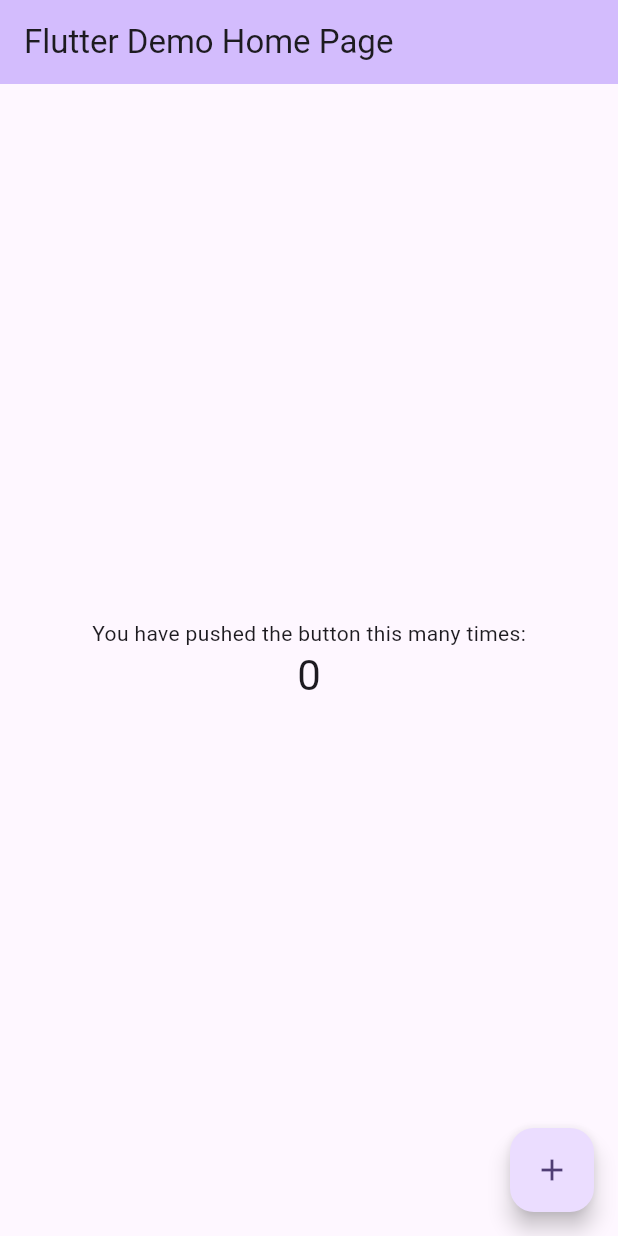
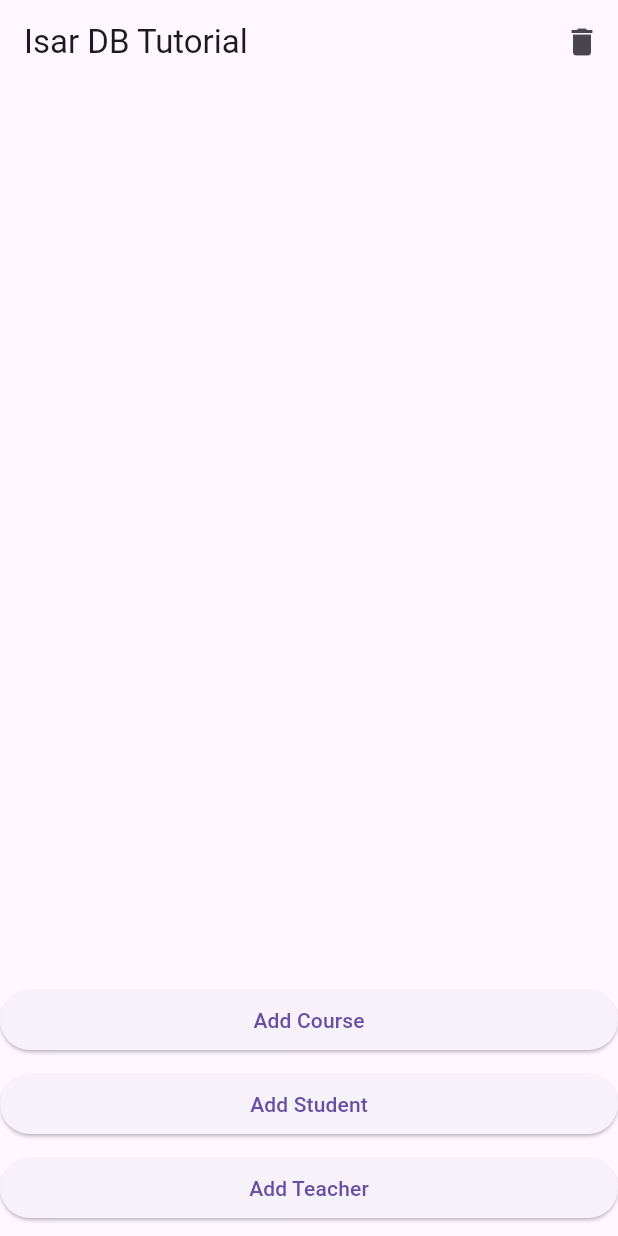
Before and after one commit to MrRoy121/Flutter_Innovations_RiverPod, a Flutter app: the screen it shows after launch, on a phone screen of 412 x 824 dp. Run offline on Flutter 3.47's test engine with Material 3 defaults, Android fonts, the phone set to English and light mode, and no system bars; our stand-ins replace isar, multi_select_flutter; accounts and stored records are empty; generated files the repository leaves out were written again.

Commit message:
Isar Inital Implementation

```diff
--- /dev/null
+++ b/lib/controller/isar_controller.dart
@@ -0,0 +1,71 @@
+import 'package:isar/isar.dart';
+import 'package:path_provider/path_provider.dart';
+
+import '../model/course.dart';
+import '../model/student.dart';
+import '../model/teacher.dart';
+
+
+class IsarController {
+  late Future<Isar> db;
+
+  IsarController() {
+    db = openDB();
+  }
+
+  Future<void> saveCourse(Course newCourse) async {
+    final isar = await db;
+    isar.writeTxnSync<int>(() => isar.courses.putSync(newCourse));
+  }
+
+  Future<void> saveStudent(Student newStudent) async {
+    final isar = await db;
+    isar.writeTxnSync<int>(() => isar.students.putSync(newStudent));
+  }
+
+  Future<void> saveTeacher(Teacher newTeacher) async {
+    final isar = await db;
+    isar.writeTxnSync<int>(() => isar.teachers.putSync(newTeacher));
+  }
+
+  Future<List<Course>> getAllCourses() async {
+    final isar = await db;
+    return await isar.courses.where().findAll();
+  }
+
+  Stream<List<Course>> listenToCourses() async* {
+    final isar = await db;
+    yield* isar.courses.where().watch(fireImmediately: true);
+  }
+
+  Future<void> cleanDb() async {
+    final isar = await db;
+    await isar.writeTxn(() => isar.clear());
+  }
+
+  Future<List<Student>> getStudentsFor(Course course) async {
+    final isar = await db;
+    return await isar.students.filter().courses((q) => q.idEqualTo(course.id)).findAll();
+  }
+
+  Future<Teacher?> getTeacherFor(Course course) async {
+    final isar = await db;
+
+    final teacher = await isar.teachers.filter().course((q) => q.idEqualTo(course.id)).findFirst();
+
+    return teacher;
+  }
+
+  Future<Isar> openDB() async {
+    final dir = await getApplicationDocumentsDirectory();
+    if (Isar.instanceNames.isEmpty) {
+      return await Isar.open(
+        [CourseSchema, StudentSchema, TeacherSchema],
+        inspector: true,
+        directory: dir.path,
+      );
+    }
+
+    return Future.value(Isar.getInstance());
+  }
+}
--- a/lib/main.dart
+++ b/lib/main.dart
@@ -1,125 +1,108 @@
 import 'package:flutter/material.dart';
+import 'package:flutter_inovations/view/student_screen.dart';
+import 'package:flutter_inovations/view/teacher_screen.dart';
 
-void main() {
+import 'model/course.dart';
+import 'view/course_detail_page.dart';
+import 'view/course_screen.dart';
+import 'controller/isar_controller.dart';
+
+
+Future<void> main() async {
   runApp(const MyApp());
 }
 
 class MyApp extends StatelessWidget {
-  const MyApp({super.key});
+  const MyApp({Key? key}) : super(key: key);
 
-  // This widget is the root of your application.
   @override
   Widget build(BuildContext context) {
     return MaterialApp(
-      title: 'Flutter Demo',
+      debugShowCheckedModeBanner: false,
+      title: 'Teacher Database',
       theme: ThemeData(
-        // This is the theme of your application.
-        //
-        // TRY THIS: Try running your application with "flutter run". You'll see
-        // the application has a purple toolbar. Then, without quitting the app,
-        // try changing the seedColor in the colorScheme below to Colors.green
-        // and then invoke "hot reload" (save your changes or press the "hot
-        // reload" button in a Flutter-supported IDE, or press "r" if you used
-        // the command line to start the app).
-        //
-        // Notice that the counter didn't reset back to zero; the application
-        // state is not lost during the reload. To reset the state, use hot
-        // restart instead.
-        //
-        // This works for code too, not just values: Most code changes can be
-        // tested with just a hot reload.
-        colorScheme: ColorScheme.fromSeed(seedColor: Colors.deepPurple),
-        useMaterial3: true,
+        primarySwatch: Colors.deepPurple,
       ),
-      home: const MyHomePage(title: 'Flutter Demo Home Page'),
+      home: MyHomePage(),
     );
   }
 }
 
-class MyHomePage extends StatefulWidget {
-  const MyHomePage({super.key, required this.title});
-
-  // This widget is the home page of your application. It is stateful, meaning
-  // that it has a State object (defined below) that contains fields that affect
-  // how it looks.
-
-  // This class is the configuration for the state. It holds the values (in this
-  // case the title) provided by the parent (in this case the App widget) and
-  // used by the build method of the State. Fields in a Widget subclass are
-  // always marked "final".
-
-  final String title;
-
-  @override
-  State<MyHomePage> createState() => _MyHomePageState();
-}
-
-class _MyHomePageState extends State<MyHomePage> {
-  int _counter = 0;
-
-  void _incrementCounter() {
-    setState(() {
-      // This call to setState tells the Flutter framework that something has
-      // changed in this State, which causes it to rerun the build method below
-      // so that the display can reflect the updated values. If we changed
-      // _counter without calling setState(), then the build method would not be
-      // called again, and so nothing would appear to happen.
-      _counter++;
-    });
-  }
+class MyHomePage extends StatelessWidget {
+  MyHomePage({Key? key}) : super(key: key);
+  final service = IsarController();
 
   @override
   Widget build(BuildContext context) {
-    // This method is rerun every time setState is called, for instance as done
-    // by the _incrementCounter method above.
-    //
-    // The Flutter framework has been optimized to make rerunning build methods
-    // fast, so that you can just rebuild anything that needs updating rather
-    // than having to individually change instances of widgets.
     return Scaffold(
-      appBar: AppBar(
-        // TRY THIS: Try changing the color here to a specific color (to
-        // Colors.amber, perhaps?) and trigger a hot reload to see the AppBar
-        // change color while the other colors stay the same.
-        backgroundColor: Theme.of(context).colorScheme.inversePrimary,
-        // Here we take the value from the MyHomePage object that was created by
-        // the App.build method, and use it to set our appbar title.
-        title: Text(widget.title),
+      appBar: AppBar(title: const Text('Isar DB Tutorial'), actions: [
+        IconButton(
+          onPressed: () => service.cleanDb(),
+          icon: const Icon(Icons.delete),
+        )
+      ]),
+      body: Column(
+        crossAxisAlignment: CrossAxisAlignment.stretch,
+        children: [
+          Expanded(
+            child: Padding(
+              padding: const EdgeInsets.all(8.0),
+              child: StreamBuilder<List<Course>>(
+                stream: service.listenToCourses(),
+                builder: (context, snapshot) => GridView.count(
+                  crossAxisCount: 2,
+                  crossAxisSpacing: 8,
+                  mainAxisSpacing: 8,
+                  scrollDirection: Axis.horizontal,
+                  children: snapshot.hasData
+                      ? snapshot.data!.map((course) {
+                          return ElevatedButton(
+                            onPressed: () {
+                              CourseDetailPage.navigate(context, course, service);
+                            },
+                            child: Text(course.title),
+                          );
+                        }).toList()
+                      : [],
+                ),
+              ),
+            ),
+          ),
+          ElevatedButton(
+            onPressed: () {
+              showModalBottomSheet(
+                  context: context,
+                  builder: (context) {
+                    return CourseScreen(service);
+                  });
+            },
+            child: const Text("Add Course"),
+          ),
+          const SizedBox(height: 8),
+          ElevatedButton(
+            onPressed: () {
+              showModalBottomSheet(
+                  context: context,
+                  builder: (context) {
+                    return StudentScreen(service);
+                  });
+            },
+            child: const Text("Add Student"),
+          ),
+          const SizedBox(height: 8),
+          ElevatedButton(
+            onPressed: () {
+              showModalBottomSheet(
+                  context: context,
+                  builder: (context) {
+                    return TeacherScreen(service);
+                  });
+            },
+            child: const Text("Add Teacher"),
+          ),
+          const SizedBox(height: 8),
+        ],
       ),
-      body: Center(
-        // Center is a layout widget. It takes a single child and positions it
-        // in the middle of the parent.
-        child: Column(
-          // Column is also a layout widget. It takes a list of children and
-          // arranges them vertically. By default, it sizes itself to fit its
-          // children horizontally, and tries to be as tall as its parent.
-          //
-          // Column has various properties to control how it sizes itself and
-          // how it positions its children. Here we use mainAxisAlignment to
-          // center the children vertically; the main axis here is the vertical
-          // axis because Columns are vertical (the cross axis would be
-          // horizontal).
-          //
-          // TRY THIS: Invoke "debug painting" (choose the "Toggle Debug Paint"
-          // action in the IDE, or press "p" in the console), to see the
-          // wireframe for each widget.
-          mainAxisAlignment: MainAxisAlignment.center,
-          children: <Widget>[
-            const Text(
-              'You have pushed the button this many times:',
-            ),
-            Text(
-              '$_counter',
-              style: Theme.of(context).textTheme.headlineMedium,
-            ),
-          ],
-        ),
-      ),
-      floatingActionButton: FloatingActionButton(
-        onPressed: _incrementCounter,
-        tooltip: 'Increment',
-        child: const Icon(Icons.add),
-      ), // This trailing comma makes auto-formatting nicer for build methods.
     );
   }
 }
--- /dev/null
+++ b/lib/model/course.dart
@@ -0,0 +1,19 @@
+
+import 'package:flutter_inovations/model/student.dart';
+import 'package:flutter_inovations/model/teacher.dart';
+import 'package:isar/isar.dart';
+
+
+part 'course.g.dart';
+
+@Collection()
+class Course {
+  Id id = Isar.autoIncrement;
+  late String title;
+
+  @Backlink(to: "course")
+  final teacher = IsarLink<Teacher>();
+
+  @Backlink(to: "courses")
+  final students = IsarLinks<Student>();
+}
--- /dev/null
+++ b/lib/model/student.dart
@@ -0,0 +1,12 @@
+import 'package:isar/isar.dart';
+
+import 'course.dart';
+
+part 'student.g.dart';
+
+@Collection()
+class Student {
+  Id id = Isar.autoIncrement;
+  late String name;
+  final courses = IsarLinks<Course>();
+}
--- /dev/null
+++ b/lib/model/teacher.dart
@@ -0,0 +1,11 @@
+import 'package:isar/isar.dart';
+import 'course.dart';
+
+part 'teacher.g.dart';
+
+@Collection()
+class Teacher {
+  Id id = Isar.autoIncrement;
+  late String name;
+  final course = IsarLink<Course>();
+}
--- /dev/null
+++ b/lib/view/course_detail_page.dart
@@ -0,0 +1,79 @@
+import 'package:flutter/material.dart';
+
+import '../controller/isar_controller.dart';
+import '../model/course.dart';
+import '../model/student.dart';
+import '../model/teacher.dart';
+class CourseDetailPage extends StatelessWidget {
+  final Course course;
+  final IsarController service;
+
+  static void navigate(context, Course course, IsarController service) {
+    Navigator.push(context, MaterialPageRoute(builder: (context) {
+      return CourseDetailPage(course: course, service: service);
+    }));
+  }
+
+  const CourseDetailPage(
+      {Key? key, required this.course, required this.service})
+      : super(key: key);
+
+  @override
+  Widget build(BuildContext context) {
+    return Scaffold(
+      appBar: AppBar(title: Text(course.title)),
+      body: Padding(
+        padding: const EdgeInsets.all(8.0),
+        child: Column(
+          crossAxisAlignment: CrossAxisAlignment.start,
+          children: [
+            FutureBuilder<Teacher?>(
+              future: service.getTeacherFor(course),
+              builder: (context, snapshot) {
+                return Row(children: [
+                  const Text("Teacher: "),
+                  Text(snapshot.hasData
+                      ? snapshot.data!.name
+                      : "No teacher yet for this course.")
+                ]);
+              },
+            ),
+            const SizedBox(height: 8),
+            const Text("Students:"),
+            Expanded(
+              child: FutureBuilder<List<Student>>(
+                future: service.getStudentsFor(course),
+                builder: (context, snapshot) {
+                  if (snapshot.hasError) return Text(snapshot.error.toString());
+                  if (snapshot.hasData) {
+                    final students = snapshot.data!;
+                    if (students.isEmpty) {
+                      return const Text("No students in this course");
+                    }
+
+                    List<Text> studentsWidget = [];
+
+                    for (int i = 0; i < students.length; i++) {
+                      final student = students[i];
+                      studentsWidget.add(Text("$i. ${student.name}"));
+                    }
+
+                    return Padding(
+                      padding: const EdgeInsets.all(8.0),
+                      child: Column(
+                        crossAxisAlignment: CrossAxisAlignment.start,
+                        children: [...studentsWidget],
+                      ),
+                    );
+                  }
+
+                  return const Center(child: CircularProgressIndicator());
+                },
+              ),
+            ),
+          ],
+        ),
+      ),
+    );
+  }
+}
--- /dev/null
+++ b/lib/view/teacher_screen.dart
@@ -0,0 +1,84 @@
+import 'package:flutter/material.dart';
+
+import '../controller/isar_controller.dart';
+import '../model/course.dart';
+import '../model/teacher.dart';
+
+class TeacherScreen extends StatefulWidget {
+  final IsarController service;
+
+  const TeacherScreen(this.service, {Key? key}) : super(key: key);
+
+  @override
+  State<TeacherScreen> createState() => _TeacherScreenState();
+}
+
+class _TeacherScreenState extends State<TeacherScreen> {
+  final _formKey = GlobalKey<FormState>();
+  final _textController = TextEditingController();
+  Course? selectedCourse;
+
+  @override
+  Widget build(BuildContext context) {
+    return Form(
+      key: _formKey,
+      child: Padding(
+        padding: const EdgeInsets.all(8.0),
+        child: Column(
+          mainAxisAlignment: MainAxisAlignment.spaceEvenly,
+          crossAxisAlignment: CrossAxisAlignment.stretch,
+          children: [
+            Text("Give your new teacher a name",
+                style: Theme.of(context).textTheme.headlineSmall),
+            TextFormField(
+              controller: _textController,
+              autofocus: true,
+              validator: (value) {
+                if (value == null || value.isEmpty)
+                  return "Teacher Name is not allowed to be empty";
+                return null;
+              },
+            ),
+            FutureBuilder<List<Course>>(
+              future: widget.service.getAllCourses(),
+              builder: (context, AsyncSnapshot<List<Course>> snapshot) {
+                if (snapshot.hasData) {
+                  List<Course> data = snapshot.data!;
+                  selectedCourse = data.first;
+                  final courses = data.map((course) {
+                    return DropdownMenuItem<Course>(
+                        value: course, child: Text(course.title));
+                  }).toList();
+
+                  return DropdownButtonFormField<Course>(
+                      items: courses,
+                      value: selectedCourse,
+                      onChanged: (course) => selectedCourse = course);
+                }
+                return const Center(child: CircularProgressIndicator());
+              },
+            ),
+            ElevatedButton(
+                onPressed: () {
+                  if (_formKey.currentState!.validate()) {
+                    print(selectedCourse!.id);
+                    widget.service.saveTeacher(
+                      Teacher()
+                        ..name = _textController.text
+                        ..course.value = selectedCourse,
+                    );
+
+                    ScaffoldMessenger.of(context).showSnackBar(SnackBar(
+                        content: Text(
+                            "New teacher '${_textController.text}' saved in DB")));
+
+                    Navigator.pop(context);
+                  }
+                },
+                child: const Text("Add new teacher"))
+          ],
+        ),
+      ),
+    );
+  }
+}
--- a/pubspec.yaml
+++ b/pubspec.yaml
@@ -35,6 +35,10 @@ dependencies:
   # The following adds the Cupertino Icons font to your application.
   # Use with the CupertinoIcons class for iOS style icons.
   cupertino_icons: ^1.0.6
+  isar: ^3.1.0+1
+  isar_flutter_libs: ^3.1.0+1
+  path_provider: ^2.1.5
+  multi_select_flutter: ^4.1.2
 
 dev_dependencies:
   flutter_test:
@@ -46,6 +50,8 @@ dev_dependencies:
   # package. See that file for information about deactivating specific lint
   # rules and activating additional ones.
   flutter_lints: ^3.0.0
+  isar_generator: ^3.1.0+1
+  build_runner: ^2.4.11
 
 # For information on the generic Dart part of this file, see the
 # following page: https://dart.dev/tools/pub/pubspec
```
Also changed, not shown: lib/view/course_screen.dart (added, +56 -0 lines), lib/view/student_screen.dart (added, +83 -0 lines), lib/model/course.g.dart (added), lib/model/student.g.dart (added), lib/model/teacher.g.dart (added), pubspec.lock, 5 other files.
